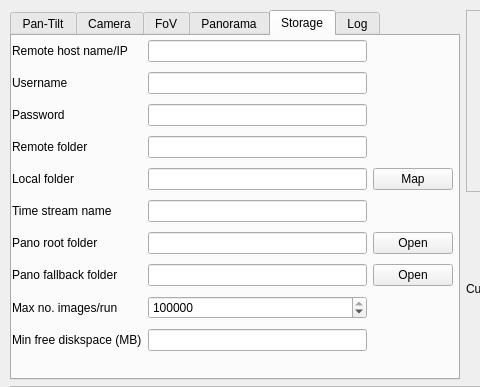
Above: controller2.ui from borevitzlab/Gigavision before the change; both pictures show x 0 to 480 and y 0 to 387 of the 959 by 736 pixel window. Below: the same form after it.
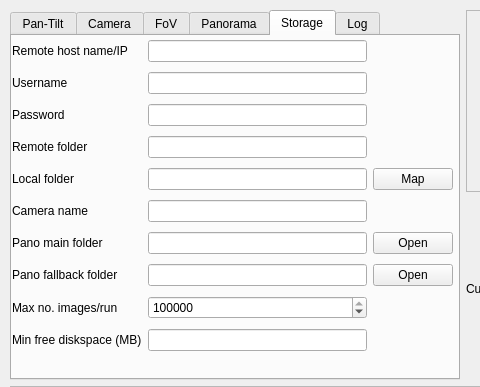
That is the form after the change. The open tabs and pages were chosen to show the change.

Commit message: Update panorama main folder rule

What changed in the file:
```diff
--- a/controller2.ui
+++ b/controller2.ui
@@ -1004,7 +1004,7 @@
             <item row="6" column="0">
              <widget class="QLabel" name="label_30">
               <property name="text">
-               <string>Pano root folder</string>
+               <string>Pano main folder</string>
               </property>
              </widget>
             </item>
@@ -1071,7 +1071,7 @@
             <item row="5" column="0">
              <widget class="QLabel" name="label_38">
               <property name="text">
-               <string>Time stream name</string>
+               <string>Camera name</string>
               </property>
              </widget>
             </item>
```
Left out of the diff: 18 changed lines with no effect on the pictures. The commit also changes 6 other files.
